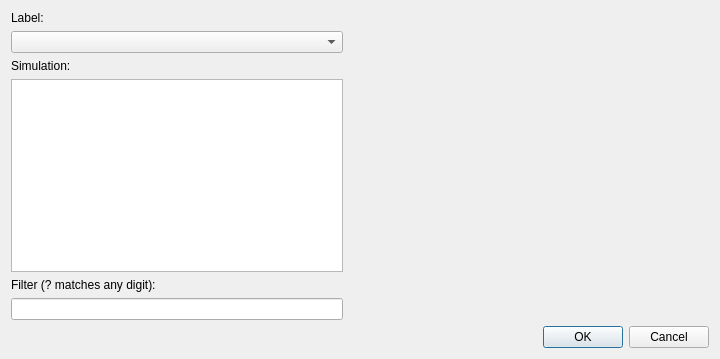
The window that BrowseSimulations.ui (danlipsa/foamvis) describes before a commit, drawn with Qt 5.
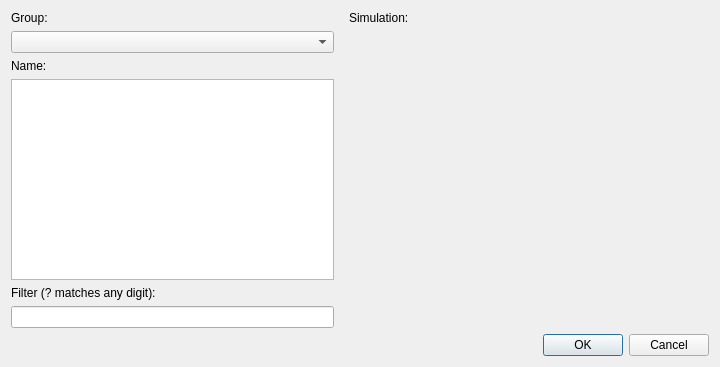
The same window after the commit. Custom widgets are drawn as their Qt base class.

Diff of the .ui file:
```diff
--- a/BrowseSimulations.ui
+++ b/BrowseSimulations.ui
@@ -7,7 +7,7 @@
     <x>0</x>
     <y>0</y>
     <width>720</width>
-    <height>359</height>
+    <height>367</height>
    </rect>
   </property>
   <property name="windowTitle">
@@ -29,7 +29,7 @@
          <item>
           <widget class="QLabel" name="label_3">
            <property name="text">
-            <string>Label:</string>
+            <string>Group:</string>
            </property>
           </widget>
          </item>
@@ -39,7 +39,7 @@
          <item>
           <widget class="QLabel" name="label">
            <property name="text">
-            <string>Simulation:</string>
+            <string>Name:</string>
            </property>
           </widget>
          </item>
@@ -60,6 +60,28 @@
        </widget>
       </item>
       <item>
+       <widget class="QWidget" name="widget" native="true">
+        <layout class="QVBoxLayout" name="verticalLayout_3">
+         <property name="spacing">
+          <number>6</number>
+         </property>
+         <property name="topMargin">
+          <number>0</number>
+         </property>
+         <property name="rightMargin">
+          <number>0</number>
+         </property>
+         <property name="bottomMargin">
+          <number>0</number>
+         </property>
+         <item>
+          <widget class="QLabel" name="label_4">
+           <property name="text">
+            <string>Simulation:</string>
+           </property>
+          </widget>
+         </item>
+         <item>
        <widget class="QLabel" name="labelImage">
         <property name="sizePolicy">
          <sizepolicy hsizetype="Fixed" vsizetype="Fixed">
@@ -76,6 +98,22 @@
         <property name="text">
          <string/>
         </property>
+          </widget>
+         </item>
+         <item>
+          <spacer name="verticalSpacer">
+           <property name="orientation">
+            <enum>Qt::Vertical</enum>
+           </property>
+           <property name="sizeHint" stdset="0">
+            <size>
+             <width>20</width>
+             <height>40</height>
+            </size>
+           </property>
+          </spacer>
+         </item>
+        </layout>
        </widget>
       </item>
      </layout>
```
Lines whose indentation alone changed are shown as unchanged.
